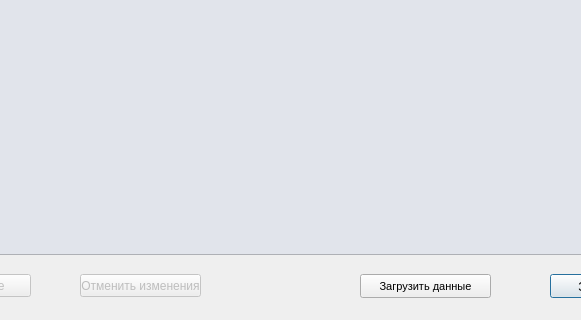
Before: the Qt Designer form Events.ui in RDrofa/NOIZ, drawn with Qt 5; both pictures show x 240 to 821 and y 416 to 736 of the 938 by 736 pixel window.
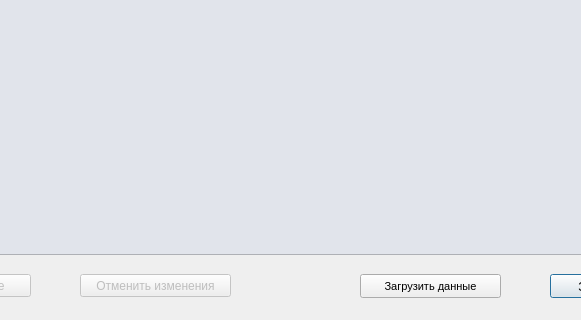
After: the same form once the commit is applied. Icons and pictures are not drawn.

Diff of the .ui file:
```diff
--- a/Events.ui
+++ b/Events.ui
@@ -210,7 +210,7 @@
     <rect>
      <x>600</x>
      <y>690</y>
-     <width>131</width>
+     <width>141</width>
      <height>24</height>
     </rect>
    </property>
@@ -272,7 +272,7 @@
     <rect>
      <x>320</x>
      <y>690</y>
-     <width>121</width>
+     <width>151</width>
      <height>23</height>
     </rect>
    </property>
```
